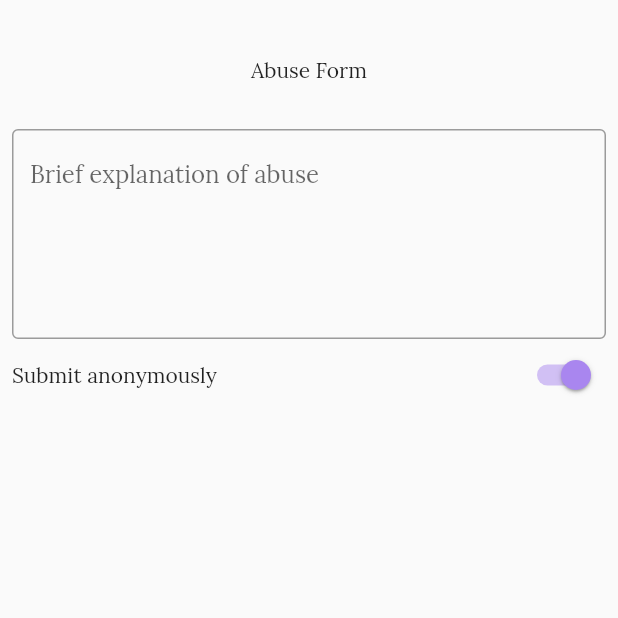
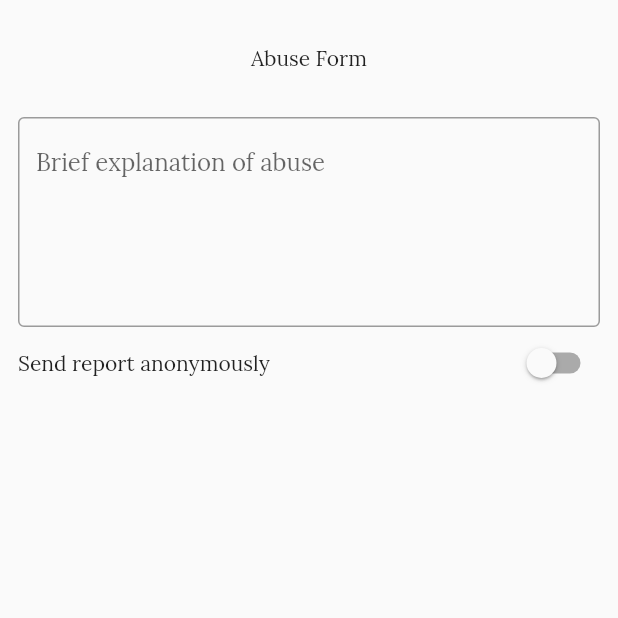
Before and after one commit to Imma76/student_report_system, a Flutter app: the ReportForm screen opened by its route, on a phone screen of 412 x 824 dp, the top half of it. Run offline on Flutter 3.47's test engine with Material 2 defaults, Android fonts, the phone set to English and light mode, and no system bars; our stand-ins replace country_code_picker, flutter_riverpod, gap, google_fonts, introduction_screen, modal_bottom_sheet.

Commit message:
file picker installed and ui changes

```diff
--- a/lib/src/controllers/report_controller.dart
+++ b/lib/src/controllers/report_controller.dart
@@ -4,7 +4,9 @@ import 'package:flutter/widgets.dart';
 
 class ReportController extends ChangeNotifier{
   bool isAnonymous = false;
-  changeReportVisibility(){
-    //isAno
+  changeReportVisibility(bool newValue){
+    isAnonymous = newValue;
+    notifyListeners();
+
   }
 }
--- a/lib/src/view/profile view/profile_view.dart
+++ b/lib/src/view/profile view/profile_view.dart
@@ -16,7 +16,7 @@ class _ProfileViewState extends ConsumerState<ProfileView> {
   @override
   Widget build(BuildContext context) {
     return Scaffold(body: Column(children: [
-
+      Center(child: Text('Report Form',))
     ],),);
   }
 }
--- a/lib/src/view/reports/report_form.dart
+++ b/lib/src/view/reports/report_form.dart
@@ -16,13 +16,20 @@ class ReportForm extends ConsumerStatefulWidget {
 
 class _ReportFormState extends ConsumerState<ReportForm> {
   @override
+  void initState() {
+    // TODO: implement initState
+    super.initState();
+    final reportController = ref.read(reportProvider);
+  }
+  @override
   Widget build(BuildContext context) {
-    final appTheme = ref.read(themeProvider);
+    final appTheme = ref.watch(themeProvider);
+    final reportController = ref.watch(reportProvider);
     return SafeArea(
       child: Scaffold(
 
         body:Padding(
-          padding: const EdgeInsets.all(8.0),
+          padding: const EdgeInsets.only(left:12.0,right: 12),
           child: Column(children: [
             Gap(30),
             Center(child: Text('Abuse Form',style: appTheme.textStyle,)),
@@ -36,13 +43,41 @@ class _ReportFormState extends ConsumerState<ReportForm> {
             ),),
             Row(
               children: [
-                Text('Submit anonymously'),Spacer(),
-                Switch(value: true, onChanged: (value){}),
+                Text('Send report anonymously', style: appTheme.textStyle,),Spacer(),
+                Switch(value: reportController.isAnonymous, onChanged: (value){
+                  reportController.changeReportVisibility(value);
+                }),
               ],
-            )
+            ),
+            Visibility(
+              visible: reportController.isAnonymous,
+              child: Column(
+                children: [
+                  TextFieldWidget(hintText: 'email',),
+                  TextFieldWidget(hintText: 'regNo',),
+                  TextFieldWidget(hintText: 'name',),
+                  TextFieldWidget(hintText: 'current level',),
+                ],
+              ),
+            ),
+
+
           ],),
         )
       ),
     );
   }
 }
+
+class TextFieldWidget extends StatelessWidget {
+  final String? hintText;
+  final TextEditingController? textController;
+  const TextFieldWidget({
+    Key? key,this.hintText,this.textController,
+  }) : super(key: key);
+
+  @override
+  Widget build(BuildContext context) {
+    return TextField(decoration: InputDecoration(hintText: hintText),controller: textController,);
+  }
+}
--- a/pubspec.yaml
+++ b/pubspec.yaml
@@ -39,6 +39,7 @@ dependencies:
   gap: ^2.0.1
   flutter_riverpod:
   modal_bottom_sheet:
+  file_picker:
   google_fonts:
   liquid_progress_indicator:
 
```
